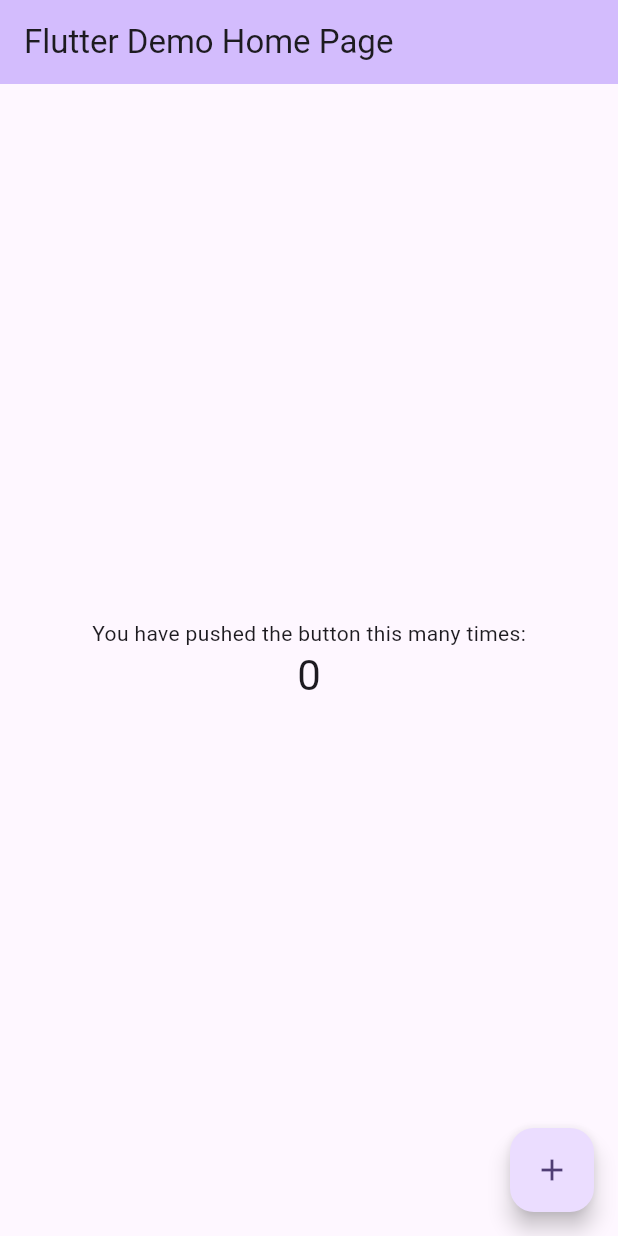
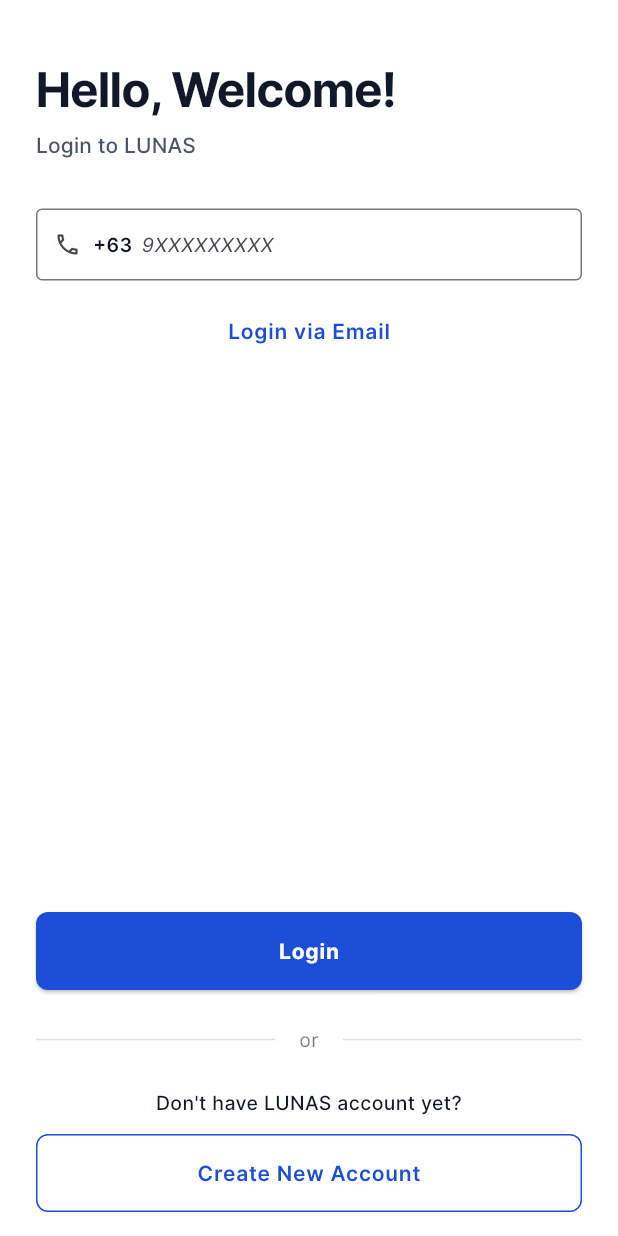
Before and after one commit to Narvaskristian08/lunas-system, a Flutter app: the screen it shows after launch, on a phone screen of 412 x 824 dp. Run offline on Flutter 3.47's test engine with Material 3 defaults, Android fonts, the phone set to English and light mode, and no system bars.

Commit message:
Add login screen, and update file names

```diff
--- /dev/null
+++ b/lunas_mobile/lib/features/auth/presentation/screens/login_screen.dart
@@ -0,0 +1,261 @@
+import 'package:flutter/material.dart';
+import 'package:flutter/services.dart';
+import 'package:lunas_mobile/core/theme/app_colors.dart';
+import 'package:lunas_mobile/core/theme/text_styles.dart';
+
+class LoginScreen extends StatefulWidget {
+  const LoginScreen({super.key});
+
+  @override
+  State<LoginScreen> createState() => _LoginScreenState();
+}
+
+class _LoginScreenState extends State<LoginScreen> {
+  final _formKey = GlobalKey<FormState>();
+  final _phoneController = TextEditingController();
+
+  @override
+  void dispose() {
+    _phoneController.dispose();
+    super.dispose();
+  }
+
+  void _submitForm() {
+    if (_formKey.currentState!.validate()) {
+      final fullPhoneNumber = '+63${_phoneController.text.trim()}';
+      ScaffoldMessenger.of(context).showSnackBar(
+        SnackBar(content: Text('Logging in with $fullPhoneNumber...')),
+      );
+    }
+  }
+
+  void _loginWithEmail() {
+    ScaffoldMessenger.of(context).showSnackBar(
+      const SnackBar(content: Text('Switching to Email Login...')),
+    );
+  }
+
+  void _navigateToRegister() {
+    ScaffoldMessenger.of(context).showSnackBar(
+      const SnackBar(content: Text('Navigating to Registration...')),
+    );
+  }
+
+  @override
+  Widget build(BuildContext context) {
+    return Scaffold(
+      backgroundColor: AppColorsLight.surface,
+      body: SafeArea(
+        child: LayoutBuilder(
+          builder: (context, constraints) {
+            return SingleChildScrollView(
+              padding: const EdgeInsets.symmetric(horizontal: 24.0),
+              child: ConstrainedBox(
+                constraints: BoxConstraints(minHeight: constraints.maxHeight),
+                child: IntrinsicHeight(
+                  child: Form(
+                    key: _formKey,
+                    child: Column(
+                      mainAxisAlignment: MainAxisAlignment.start,
+                      crossAxisAlignment: CrossAxisAlignment.stretch,
+                      children: [
+                        const SizedBox(height: 40),
+
+                        Text(
+                          'Hello, Welcome!',
+                          textAlign: TextAlign.left,
+                          style: AppTextStyles.displayLarge.copyWith(
+                            color: AppColorsLight.textPrimary,
+                          ),
+                        ),
+                        const SizedBox(height: 8),
+                        Text(
+                          'Login to LUNAS',
+                          textAlign: TextAlign.left,
+                          style: AppTextStyles.bodyLarge.copyWith(
+                            fontWeight: FontWeight.w500,
+                            fontSize: 14,
+                            color: AppColorsLight.textSecondary,
+                          ),
+                        ),
+                        const SizedBox(height: 32),
+
+                        // PH Phone Number Input Field
+                        TextFormField(
+                          controller: _phoneController,
+                          keyboardType: TextInputType.number,
+                          maxLength: 10,
+                          style: AppTextStyles.bodySmall.copyWith(
+                            fontWeight: FontWeight.w600,
+                            color: AppColorsLight.textPrimary,
+                          ),
+                          inputFormatters: [
+                            FilteringTextInputFormatter.digitsOnly,
+                          ],
+                          decoration: InputDecoration(
+                            hintText: '9XXXXXXXXX',
+                            hintStyle: AppTextStyles.bodySmallItalic,
+                            isDense: true,
+                            errorMaxLines: 1,
+                            // 🌟 Removes default padding box bounds so error starts completely left
+                            contentPadding: const EdgeInsets.only(
+                              left: 0.0,
+                              top: 12.0,
+                              bottom: 12.0,
+                              right: 12.0,
+                            ),
+                            prefixIcon: Padding(
+                              padding: const EdgeInsets.only(
+                                left: 12.0,
+                                right: 2.0,
+                              ),
+                              child: Row(
+                                mainAxisSize: MainAxisSize.min,
+                                children: [
+                                  const Icon(Icons.phone_outlined),
+                                  const SizedBox(width: 8),
+                                  Text(
+                                    '+63',
+                                    style: AppTextStyles.bodySmall.copyWith(
+                                      fontWeight: FontWeight.w600,
+                                      color: AppColorsLight.textPrimary,
+                                    ),
+                                  ),
+                                ],
+                              ),
+                            ),
+                            counterText: '',
+                            border: const OutlineInputBorder(),
+                          ),
+                          validator: (value) {
+                            if (value == null || value.trim().isEmpty) {
+                              return 'Please enter your mobile number';
+                            }
+                            final cleanValue = value.trim();
+                            if (!cleanValue.startsWith('9') ||
+                                cleanValue.length != 10) {
+                              return 'Please enter a valid 10-digit mobile number';
+                            }
+                            return null;
+                          },
+                        ),
+                        const SizedBox(height: 20),
+
+                        Align(
+                          alignment: Alignment.center,
+                          child: TextButton(
+                            onPressed: _loginWithEmail,
+                            style: TextButton.styleFrom(
+                              minimumSize: Size.zero,
+                              padding: const EdgeInsets.symmetric(
+                                vertical: 4,
+                                horizontal: 8,
+                              ),
+                              tapTargetSize: MaterialTapTargetSize.shrinkWrap,
+                            ),
+                            child: Text(
+                              'Login via Email',
+                              style: AppTextStyles.labelButton.copyWith(
+                                fontWeight: FontWeight.w600,
+                                color: AppColorsLight.brandBase,
+                              ),
+                            ),
+                          ),
+                        ),
+
+                        const Spacer(),
+                        const SizedBox(height: 24),
+
+                        ElevatedButton(
+                          onPressed: _submitForm,
+                          style: ElevatedButton.styleFrom(
+                            padding: const EdgeInsets.symmetric(vertical: 16),
+                            backgroundColor: AppColorsLight.brandBase,
+                            foregroundColor: AppColorsLight.surface,
+                            shape: RoundedRectangleBorder(
+                              borderRadius: BorderRadius.circular(8),
+                            ),
+                          ),
+                          child: Text(
+                            'Login',
+                            style: AppTextStyles.labelButton.copyWith(
+                              fontWeight: FontWeight.w700,
+                              color: AppColorsLight.surface,
+                            ),
+                          ),
+                        ),
+                        const SizedBox(height: 24),
+
+                        Row(
+                          children: [
+                            const Expanded(
+                              child: Divider(
+                                thickness: 1,
+                                color: Colors.black12,
+                              ),
+                            ),
+                            Padding(
+                              padding: const EdgeInsets.symmetric(
+                                horizontal: 16.0,
+                              ),
+                              child: Text(
+                                'or',
+                                style: AppTextStyles.bodySmall.copyWith(
+                                  color: Colors.black54,
+                                ),
+                              ),
+                            ),
+                            const Expanded(
+                              child: Divider(
+                                thickness: 1,
+                                color: Colors.black12,
+                              ),
+                            ),
+                          ],
+                        ),
+                        const SizedBox(height: 24),
+
+                        Text(
+                          "Don't have LUNAS account yet?",
+                          textAlign: TextAlign.center,
+                          style: AppTextStyles.bodySmall.copyWith(
+                            fontWeight: FontWeight.w500,
+                            fontSize: 13,
+                            color: AppColorsLight.textPrimary,
+                          ),
+                        ),
+                        const SizedBox(height: 12),
+
+                        OutlinedButton(
+                          onPressed: _navigateToRegister,
+                          style: OutlinedButton.styleFrom(
+                            padding: const EdgeInsets.symmetric(vertical: 16),
+                            side: const BorderSide(
+                              color: AppColorsLight.brandBase,
+                            ),
+                            foregroundColor: AppColorsLight.brandBase,
+                            shape: RoundedRectangleBorder(
+                              borderRadius: BorderRadius.circular(8),
+                            ),
+                          ),
+                          child: Text(
+                            'Create New Account',
+                            style: AppTextStyles.labelButton.copyWith(
+                              fontWeight: FontWeight.w600,
+                              color: AppColorsLight.brandBase,
+                            ),
+                          ),
+                        ),
+                        const SizedBox(height: 16),
+                      ],
+                    ),
+                  ),
+                ),
+              ),
+            );
+          },
+        ),
+      ),
+    );
+  }
+}
--- a/lunas_mobile/lib/main.dart
+++ b/lunas_mobile/lib/main.dart
@@ -1,4 +1,5 @@
 import 'package:flutter/material.dart';
+import 'package:lunas_mobile/features/auth/presentation/screens/login_screen.dart';
 
 void main() {
   runApp(const MyApp());
@@ -7,116 +8,17 @@
 class MyApp extends StatelessWidget {
   const MyApp({super.key});
 
-  // This widget is the root of your application.
   @override
   Widget build(BuildContext context) {
     return MaterialApp(
-      title: 'Flutter Demo',
+      title: 'LUNAS Mobile',
+      debugShowCheckedModeBanner: false,
       theme: ThemeData(
-        // This is the theme of your application.
-        //
-        // TRY THIS: Try running your application with "flutter run". You'll see
-        // the application has a purple toolbar. Then, without quitting the app,
-        // try changing the seedColor in the colorScheme below to Colors.green
-        // and then invoke "hot reload" (save your changes or press the "hot
-        // reload" button in a Flutter-supported IDE, or press "r" if you used
-        // the command line to start the app).
-        //
-        // Notice that the counter didn't reset back to zero; the application
-        // state is not lost during the reload. To reset the state, use hot
-        // restart instead.
-        //
-        // This works for code too, not just values: Most code changes can be
-        // tested with just a hot reload.
-        colorScheme: .fromSeed(seedColor: Colors.deepPurple),
+        colorScheme: ColorScheme.fromSeed(seedColor: Colors.blue),
+        useMaterial3: true,
+        fontFamily: 'Inter',
       ),
-      home: const MyHomePage(title: 'Flutter Demo Home Page'),
+      home: const LoginScreen(),
     );
   }
 }
-
-class MyHomePage extends StatefulWidget {
-  const MyHomePage({super.key, required this.title});
-
-  // This widget is the home page of your application. It is stateful, meaning
-  // that it has a State object (defined below) that contains fields that affect
-  // how it looks.
-
-  // This class is the configuration for the state. It holds the values (in this
-  // case the title) provided by the parent (in this case the App widget) and
-  // used by the build method of the State. Fields in a Widget subclass are
-  // always marked "final".
-
-  final String title;
-
-  @override
-  State<MyHomePage> createState() => _MyHomePageState();
-}
-
-class _MyHomePageState extends State<MyHomePage> {
-  int _counter = 0;
-
-  void _incrementCounter() {
-    setState(() {
-      // This call to setState tells the Flutter framework that something has
-      // changed in this State, which causes it to rerun the build method below
-      // so that the display can reflect the updated values. If we changed
-      // _counter without calling setState(), then the build method would not be
-      // called again, and so nothing would appear to happen.
-      _counter++;
-    });
-  }
-
-  @override
-  Widget build(BuildContext context) {
-    // This method is rerun every time setState is called, for instance as done
-    // by the _incrementCounter method above.
-    //
-    // The Flutter framework has been optimized to make rerunning build methods
-    // fast, so that you can just rebuild anything that needs updating rather
-    // than having to individually change instances of widgets.
-    return Scaffold(
-      appBar: AppBar(
-        // TRY THIS: Try changing the color here to a specific color (to
-        // Colors.amber, perhaps?) and trigger a hot reload to see the AppBar
-        // change color while the other colors stay the same.
-        backgroundColor: Theme.of(context).colorScheme.inversePrimary,
-        // Here we take the value from the MyHomePage object that was created by
-        // the App.build method, and use it to set our appbar title.
-        title: Text(widget.title),
-      ),
-      body: Center(
-        // Center is a layout widget. It takes a single child and positions it
-        // in the middle of the parent.
-        child: Column(
-          // Column is also a layout widget. It takes a list of children and
-          // arranges them vertically. By default, it sizes itself to fit its
-          // children horizontally, and tries to be as tall as its parent.
-          //
-          // Column has various properties to control how it sizes itself and
-          // how it positions its children. Here we use mainAxisAlignment to
-          // center the children vertically; the main axis here is the vertical
-          // axis because Columns are vertical (the cross axis would be
-          // horizontal).
-          //
-          // TRY THIS: Invoke "debug painting" (choose the "Toggle Debug Paint"
-          // action in the IDE, or press "p" in the console), to see the
-          // wireframe for each widget.
-          mainAxisAlignment: .center,
-          children: [
-            const Text('You have pushed the button this many times:'),
-            Text(
-              '$_counter',
-              style: Theme.of(context).textTheme.headlineMedium,
-            ),
-          ],
-        ),
-      ),
-      floatingActionButton: FloatingActionButton(
-        onPressed: _incrementCounter,
-        tooltip: 'Increment',
-        child: const Icon(Icons.add),
-      ),
-    );
-  }
-}
--- a/lunas_mobile/pubspec.yaml
+++ b/lunas_mobile/pubspec.yaml
@@ -114,4 +114,4 @@
 flutter_launcher_icons:
   android: true
   ios: false
-  image_path: "assets/icons/app_icon.png"
+  image_path: "assets/icons/lunas_logo.png"
```
Also changed, not shown: lunas_mobile/assets/icons/lunas_logo.png (renamed from lunas_mobile/assets/icons/app_icon.png), 2 other files.
